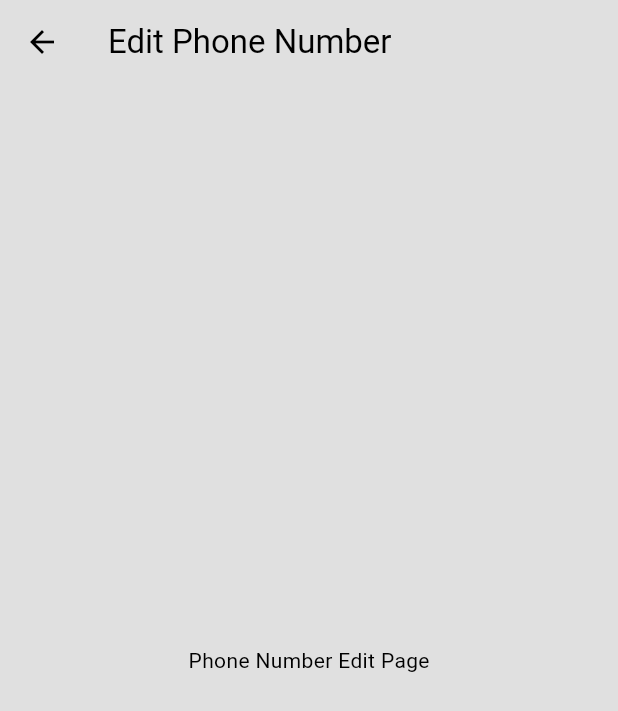
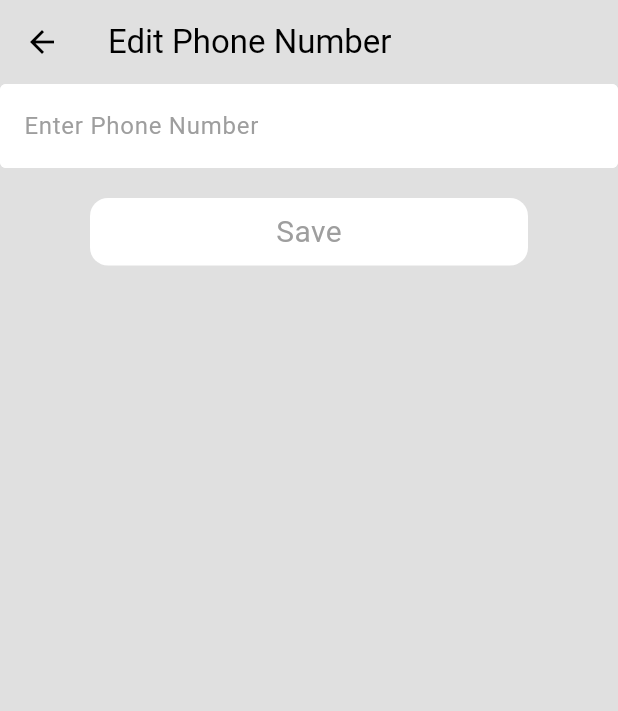
Before and after one commit to ShubhamSharma170/WeGether, a Flutter app: the PhonePage screen opened directly, on a phone screen of 412 x 824 dp. Shown: the top 711 px of the screen. Run offline on Flutter 3.47's test engine with Material 3 defaults, Android fonts, the phone set to English and light mode, and no system bars; our stand-ins replace cloud_firestore, firebase_auth, firebase_core; accounts and stored records are empty.

Commit message:
UI Compelte in phone number page

```diff
--- a/lib/pages/settings/edit_profile_pages/phone.dart
+++ b/lib/pages/settings/edit_profile_pages/phone.dart
@@ -1,16 +1,35 @@
+import 'package:chat_app/components/button.dart';
+import 'package:chat_app/components/textfield.dart';
 import 'package:flutter/material.dart';
 
-class PhonePage extends StatelessWidget {
+class PhonePage extends StatefulWidget {
   const PhonePage({super.key});
+
+  @override
+  State<PhonePage> createState() => _PhonePageState();
+}
+
+class _PhonePageState extends State<PhonePage> {
+  final TextEditingController controller = TextEditingController();
+
+  @override
+  void dispose() {
+    controller.dispose();
+    super.dispose();
+  }
 
   @override
   Widget build(BuildContext context) {
     return Scaffold(
-      appBar: AppBar(
-        title: const Text("Edit Phone Number"),
-      ),
-      body: const Center(
-        child: Text("Phone Number Edit Page"),
+      appBar: AppBar(title: const Text("Edit Phone Number")),
+      body: Center(
+        child: Column(
+          children: [
+            MyTextField(hintText: "Enter Phone Number", controller: controller),
+            SizedBox(height: 20),
+            MyButton(buttonName: "Save", onTap: () async {}),
+          ],
+        ),
       ),
     );
   }
```
